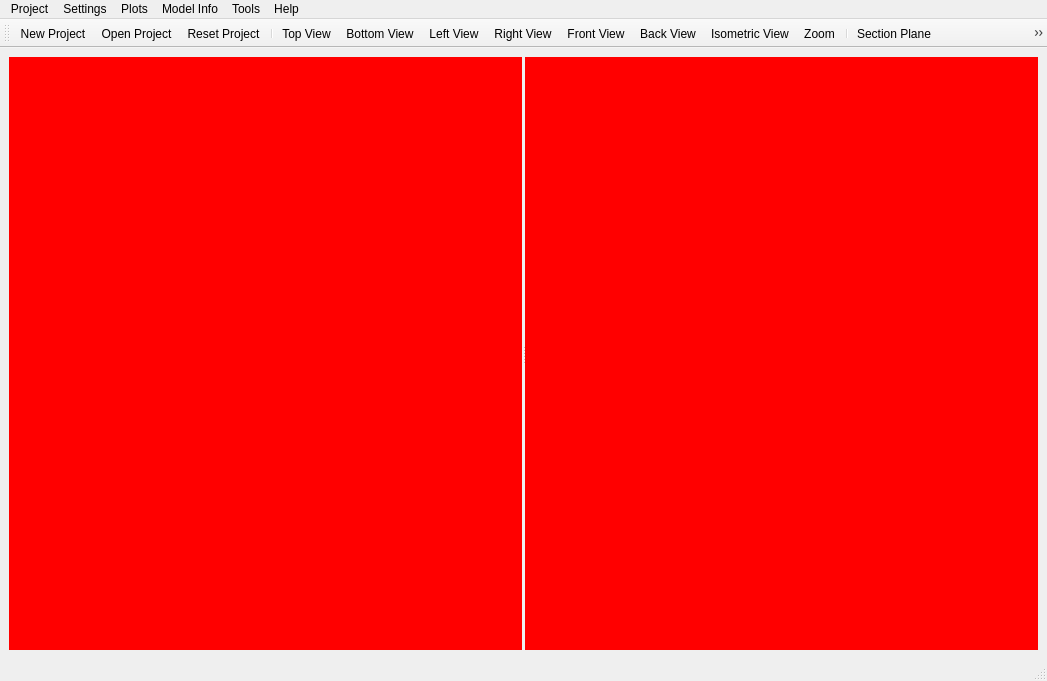
Above: pulse/interface/data/ui_files/main_window.ui from open-pulse/OpenPulse before the change. Below: the same form after it.
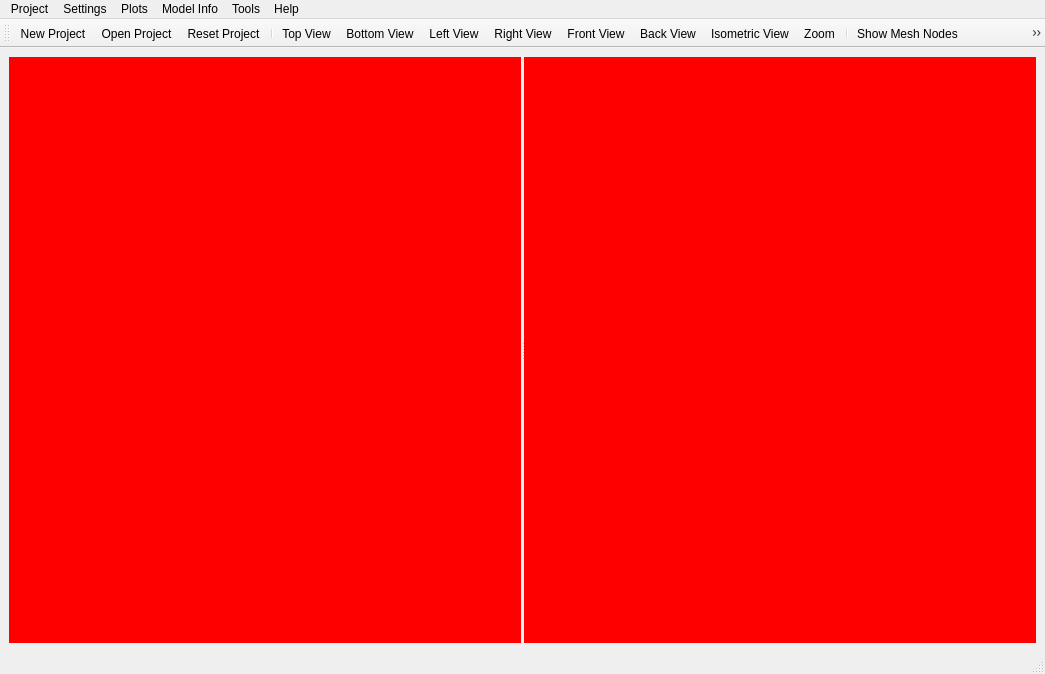
That is the form after the change. Icons and pictures are not drawn.

Commit message: use geometry poins on plot lines with cross sections

What changed in the file:
```diff
--- a/pulse/interface/data/ui_files/main_window.ui
+++ b/pulse/interface/data/ui_files/main_window.ui
@@ -6,8 +6,8 @@
    <rect>
     <x>0</x>
     <y>0</y>
-    <width>1047</width>
-    <height>681</height>
+    <width>1045</width>
+    <height>674</height>
    </rect>
   </property>
   <property name="windowTitle">
@@ -96,7 +96,7 @@
     <rect>
      <x>0</x>
      <y>0</y>
-     <width>1047</width>
+     <width>1045</width>
      <height>18</height>
     </rect>
    </property>
@@ -201,15 +201,14 @@
    <addaction name="action_isometric_view"/>
    <addaction name="action_zoom"/>
    <addaction name="separator"/>
-   <addaction name="action_clip_plane"/>
    <addaction name="action_show_mesh_nodes"/>
    <addaction name="action_show_geometry_points"/>
    <addaction name="action_show_lines"/>
    <addaction name="action_show_tubes"/>
-   <addaction name="action_show_transparent"/>
    <addaction name="action_show_symbols"/>
    <addaction name="separator"/>
-   <addaction name="action_select_elements"/>
+   <addaction name="action_clip_plane"/>
+   <addaction name="action_show_transparent"/>
   </widget>
   <action name="action_new_project">
    <property name="icon">
```
The commit also changes 1 other file.
